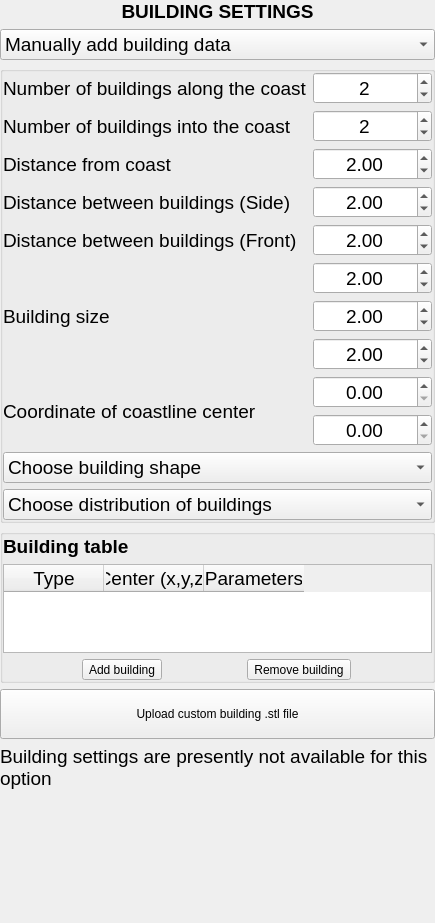
First picture: the form in EVENTS/GeoClawOpenFOAM/buildings.ui, repository NHERI-SimCenter/HydroUQ, before the edit.
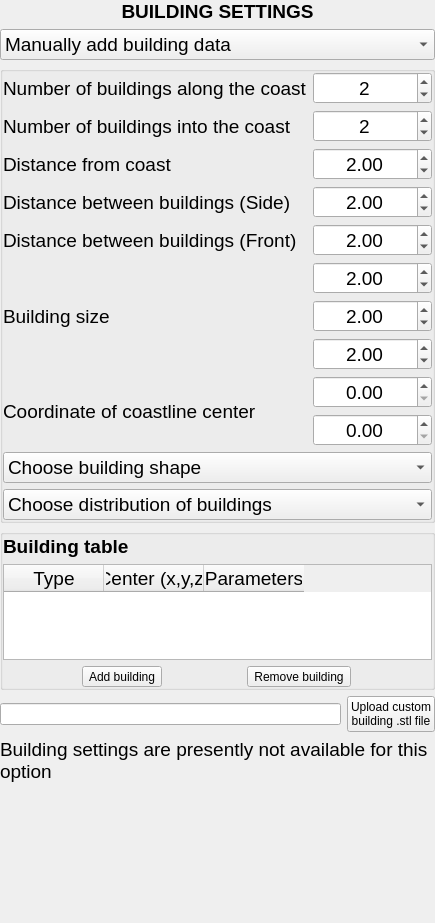
Second picture: the form after the edit.

```diff
--- a/EVENTS/GeoClawOpenFOAM/buildings.ui
+++ b/EVENTS/GeoClawOpenFOAM/buildings.ui
@@ -6,7 +6,7 @@
    <rect>
     <x>0</x>
     <y>0</y>
-    <width>362</width>
+    <width>401</width>
     <height>923</height>
    </rect>
   </property>
@@ -554,13 +554,25 @@
     </widget>
    </item>
    <item>
+    <layout class="QHBoxLayout" name="horizontalLayout">
+     <item>
+      <widget class="QLineEdit" name="PText_CustomBuild"/>
+     </item>
+     <item>
     <widget class="QPushButton" name="Btn_CustomBuild">
+       <property name="sizePolicy">
+        <sizepolicy hsizetype="Minimum" vsizetype="Minimum">
+         <horstretch>0</horstretch>
+         <verstretch>0</verstretch>
+        </sizepolicy>
+       </property>
      <property name="text">
-      <string>
-Upload custom building .stl file
-</string>
-     </property>
-    </widget>
+        <string>Upload custom 
+building .stl file</string>
+       </property>
+      </widget>
+     </item>
+    </layout>
    </item>
    <item>
     <widget class="QLabel" name="Lbl_Notice">
```
Lines whose indentation alone changed are shown as unchanged.
